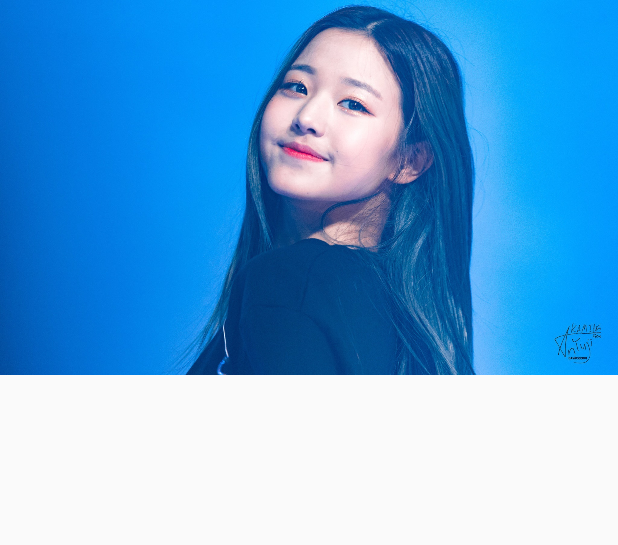
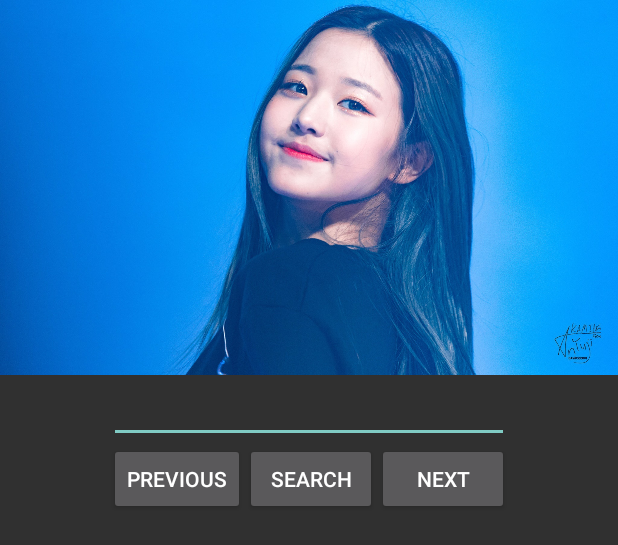
Before and after one commit to vatanak10/Mobile_Application, an Android app: the layout activity_frame__layout.xml on its own in the app's theme, with its tools: preview values and no code run, on a phone screen of 412 x 824 dp. Shown: the top 545 px of the screen. Run offline under Robolectric (Android 15) with nearby library versions, the phone set to English and light mode, and no system bars.

Commit message:
Added more pictures

```diff
--- a/app/src/main/AndroidManifest.xml
+++ b/app/src/main/AndroidManifest.xml
@@ -11,8 +11,9 @@
             android:label="@string/app_name"
             android:roundIcon="@mipmap/ic_launcher_round"
             android:supportsRtl="true"
-            android:theme="@style/AppTheme">
-        <activity android:name=".Frame_Layout" android:screenOrientation="sensorLandscape">
+            android:theme="@style/Theme.AppCompat.NoActionBar">
+
+        <activity android:name=".Frame_Layout">
         </activity>
         <activity android:name=".Tic_Tac_Toe">
         </activity>
--- a/app/src/main/java/com/example/myapplication/Frame_Layout.kt
+++ b/app/src/main/java/com/example/myapplication/Frame_Layout.kt
@@ -2,6 +2,9 @@ package com.example.myapplication
 
 import androidx.appcompat.app.AppCompatActivity
 import android.os.Bundle
+import android.view.View
+import android.widget.ImageView
+import kotlinx.android.synthetic.main.activity_frame__layout.*
 
 class Frame_Layout : AppCompatActivity() {
 
@@ -9,4 +12,19 @@ class Frame_Layout : AppCompatActivity() {
         super.onCreate(savedInstanceState)
         setContentView(R.layout.activity_frame__layout)
     }
+
+    fun switchImage(view: View){
+        var imgView = view as ImageView
+
+        when(imgView.id){
+            R.id.wonyoung ->{
+                wonyoung.visibility = View.GONE
+                wonyoung2.visibility = View.VISIBLE
+            }
+            R.id.wonyoung2 ->{
+                wonyoung2.visibility = View.GONE
+                wonyoung.visibility = View.VISIBLE
+            }
+        }
+    }
 }
--- a/app/src/main/res/layout-land/activity_frame__layout.xml
+++ b/app/src/main/res/layout-land/activity_frame__layout.xml
@@ -12,12 +12,14 @@
             android:layout_height="match_parent"
             android:background="@drawable/wonyoung"
             android:visibility="visible"
+            android:onClick="switchImage"
             android:id="@+id/wonyoung"/>
     <ImageView
             android:layout_width="match_parent"
             android:layout_height="match_parent"
             android:background="@drawable/wonyoung2"
             android:visibility="gone"
+            android:onClick="switchImage"
             android:id="@+id/wonyoung2"/>
 
 </FrameLayout>
--- a/app/src/main/res/layout/activity_frame__layout.xml
+++ b/app/src/main/res/layout/activity_frame__layout.xml
@@ -1,23 +1,68 @@
 <?xml version="1.0" encoding="utf-8"?>
-<FrameLayout
+<LinearLayout
         xmlns:android="http://schemas.android.com/apk/res/android"
         xmlns:tools="http://schemas.android.com/tools"
         xmlns:app="http://schemas.android.com/apk/res-auto"
         android:layout_width="match_parent"
         android:layout_height="match_parent"
-
+        android:orientation="vertical"
         tools:context=".Frame_Layout">
+    <FrameLayout
+            android:layout_width="match_parent"
+            android:layout_height="wrap_content"
+            android:layout_gravity="center_vertical">
         <ImageView
                 android:layout_width="match_parent"
                 android:layout_height="250dp"
                 android:background="@drawable/wonyoung"
                 android:visibility="visible"
+                android:onClick="switchImage"
                 android:id="@+id/wonyoung"/>
         <ImageView
                 android:layout_width="match_parent"
                 android:layout_height="250dp"
                 android:background="@drawable/wonyoung2"
                 android:visibility="gone"
+                android:onClick="switchImage"
                 android:id="@+id/wonyoung2"/>
+    </FrameLayout>
 
-</FrameLayout>
+    <LinearLayout
+            android:layout_width="wrap_content"
+            android:layout_height="wrap_content"
+            android:layout_gravity="center_horizontal"
+            android:orientation="vertical">
+        <EditText
+                android:layout_width="match_parent"
+                android:layout_height="wrap_content"
+                android:inputType="number"
+                android:ems="10"
+                android:id="@+id/editText2"/>
+        <LinearLayout
+                android:layout_width="wrap_content"
+                android:layout_height="wrap_content">
+            <Button
+                    android:layout_width="wrap_content"
+                    android:layout_height="wrap_content"
+
+                    android:text="Previous">
+
+            </Button>
+            <Button
+                    android:layout_width="wrap_content"
+                    android:layout_height="wrap_content"
+
+                    android:text="Search">
+
+            </Button>
+            <Button
+                    android:layout_width="wrap_content"
+                    android:layout_height="wrap_content"
+
+                    android:text="Next">
+
+            </Button>
+        </LinearLayout>
+    </LinearLayout>
+
+</LinearLayout>
```
Also changed, not shown: app/src/main/res/drawable/Agito.jpg (added), app/src/main/res/drawable/Blade.jpg (added), app/src/main/res/drawable/Decade.jpg (added), app/src/main/res/drawable/Faiz.jpg (added), app/src/main/res/drawable/Hibiki.jpg (added), app/src/main/res/drawable/Kabuto.jpg (added), app/src/main/res/drawable/Kiva.jpg (added), app/src/main/res/drawable/Kuuga.jpg (added), app/src/main/res/drawable/Ryuki.jpg (added). Lines whose indentation alone changed are shown as unchanged.
